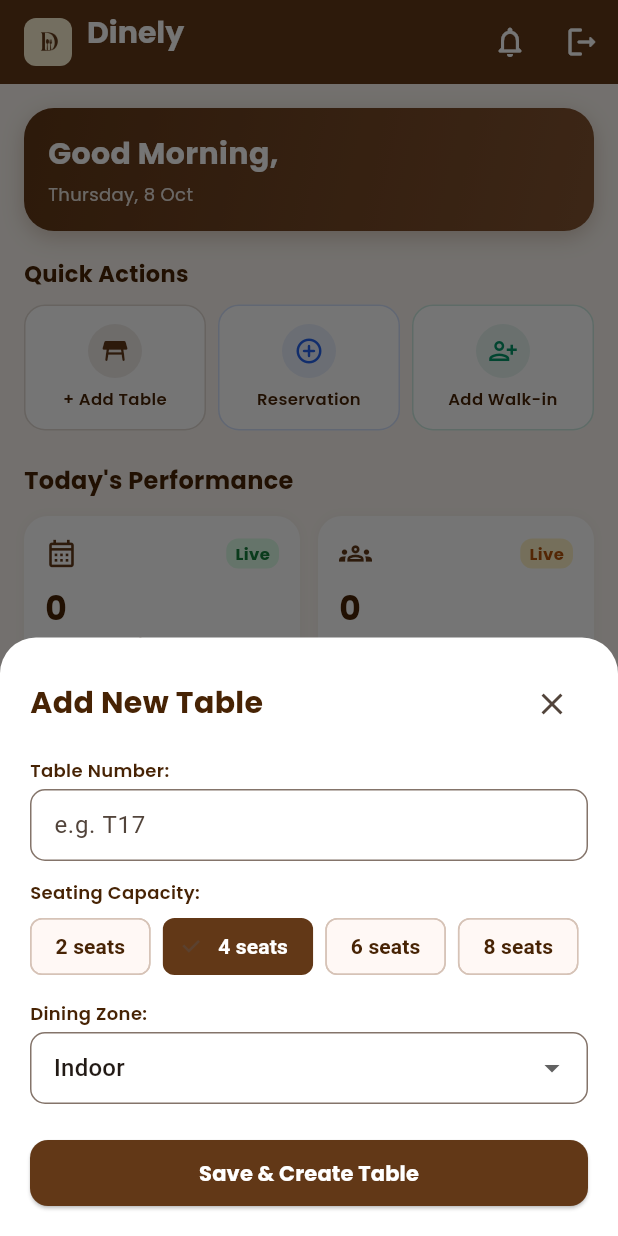
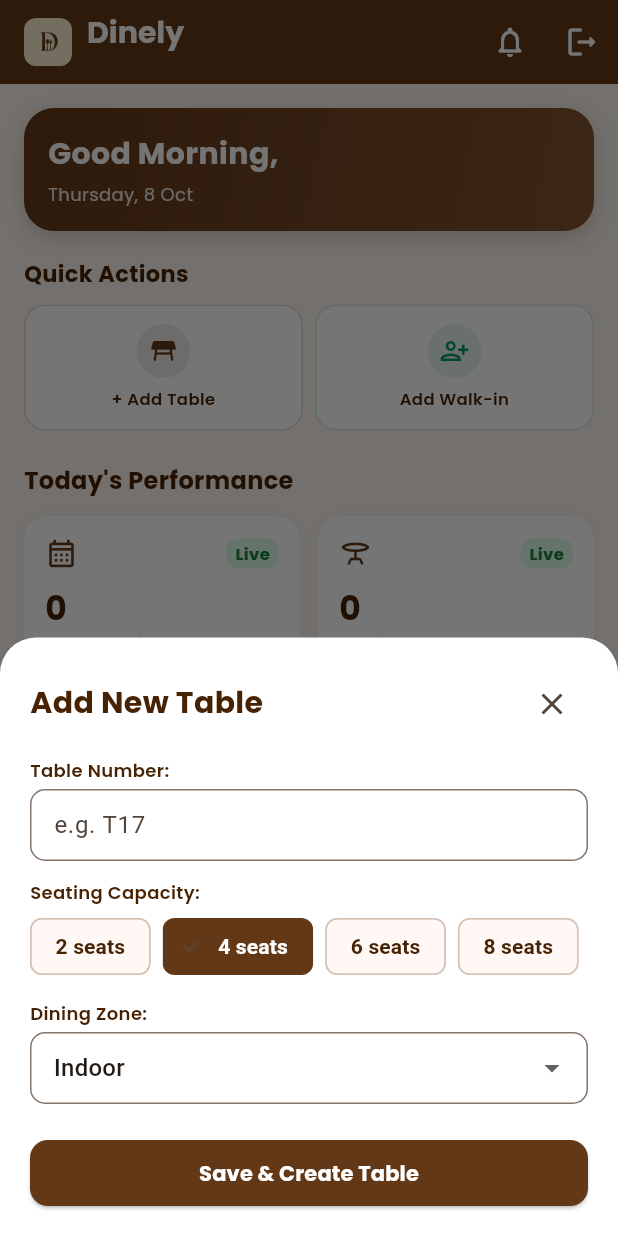
Before and after one commit to Malithi08/Dinely, a Flutter app: the ManagerDashboardScreen screen opened directly, after a tap on "+ Add Table", on a phone screen of 412 x 824 dp. Run offline on Flutter 3.47's test engine with Material 3 defaults, Android fonts, the phone set to English and light mode, and no system bars; our stand-ins replace cloud_firestore, firebase_auth, firebase_core, font_awesome_flutter, google_fonts; accounts and stored records are empty.

Commit message:
feat: update some ui features

```diff
--- a/lib/screens/manager_dashboard.dart
+++ b/lib/screens/manager_dashboard.dart
@@ -6,7 +6,6 @@ import '../theme/app_colors.dart';
 import '../services/manager_restaurant_service.dart';
 import 'manager_overview_screen.dart';
 import 'manager_tables_screen.dart';
-import 'manager_queue_screen.dart';
 import 'manager_reservations_screen.dart';
 import 'manager_walkins_screen.dart';
 
@@ -368,7 +367,7 @@ class _ManagerDashboardScreenState extends State<ManagerDashboardScreen> {
 
                           if (!mounted) return;
                           Navigator.pop(stCtx);
-                          setState(() => _currentIndex = 4); // Navigate to walkins tab
+                          setState(() => _currentIndex = 3); // Navigate to walkins tab
 
                           ScaffoldMessenger.of(context).showSnackBar(
                             const SnackBar(
@@ -761,10 +760,6 @@ class _ManagerDashboardScreenState extends State<ManagerDashboardScreen> {
                   onShowDetails: _showTableDetailsModal,
                   onAddTable: () => _showAddTableModal(16),
                 ),
-                ManagerQueueScreen(
-                  restaurantId: _restaurantId,
-                  onAddGuest: _showQuickActionModal,
-                ),
                 ManagerReservationsScreen(
                   restaurantId: _restaurantId,
                 ),
@@ -805,10 +800,6 @@ class _ManagerDashboardScreenState extends State<ManagerDashboardScreen> {
               label: 'Tables',
             ),
             BottomNavigationBarItem(
-              icon: Icon(Icons.groups_rounded),
-              label: 'Queue',
-            ),
-            BottomNavigationBarItem(
               icon: Icon(Icons.calendar_today_rounded),
               label: 'Reservations',
             ),
--- a/lib/screens/manager_overview_screen.dart
+++ b/lib/screens/manager_overview_screen.dart
@@ -51,14 +51,10 @@ class ManagerOverviewScreen extends StatelessWidget {
       stream: restaurantService.streamTables(restaurantId),
       builder: (context, tablesSnapshot) {
         return StreamBuilder<List<Map<String, dynamic>>>(
-          stream: restaurantService.streamQueue(restaurantId),
-          builder: (context, queueSnapshot) {
-            return StreamBuilder<List<Map<String, dynamic>>>(
-              stream: restaurantService.streamWalkins(restaurantId),
-              builder: (context, walkinsSnapshot) {
-                final tables = tablesSnapshot.data ?? [];
-                final queue = queueSnapshot.data ?? [];
-                final walkins = walkinsSnapshot.data ?? [];
+          stream: restaurantService.streamWalkins(restaurantId),
+          builder: (context, walkinsSnapshot) {
+            final tables = tablesSnapshot.data ?? [];
+            final walkins = walkinsSnapshot.data ?? [];
 
                 final totalTables = tables.length;
                 final walkinsWaitCount = walkins.where((w) {
@@ -136,13 +132,7 @@ class ManagerOverviewScreen extends StatelessWidget {
                         color: AppColors.primary,
                         onTap: () => onQuickAction('Add Table'),
                       ),
-                      const SizedBox(width: 8),
-                      _buildQuickActionButton(
-                        icon: Icons.add_circle_outline_rounded,
-                        label: 'Reservation',
-                        color: const Color(0xFF2563EB),
-                        onTap: () => onQuickAction('Add New Reservation'),
-                      ),
+
                       const SizedBox(width: 8),
                       _buildQuickActionButton(
                         icon: Icons.person_add_alt_1_outlined,
@@ -175,13 +165,13 @@ class ManagerOverviewScreen extends StatelessWidget {
                       const SizedBox(width: 12),
                       Expanded(
                         child: _buildMetricCard(
-                          icon: Icons.groups_outlined,
+                          icon: Icons.table_bar_outlined,
                           badgeText: 'Live',
-                          badgeColor: const Color(0xFFFEF3C7),
-                          badgeTextColor: const Color(0xFFB45309),
-                          value: '${queue.length}',
-                          title: 'In Queue',
-                          subtitle: 'Waitlist active',
+                          badgeColor: const Color(0xFFDCFCE7),
+                          badgeTextColor: const Color(0xFF15803D),
+                          value: '$availCount',
+                          title: 'Available',
+                          subtitle: 'Ready to seat',
                         ),
                       ),
                     ],
@@ -291,14 +281,7 @@ class ManagerOverviewScreen extends StatelessWidget {
                           color: AppColors.brownWarm,
                           showDivider: true,
                         ),
-                        _buildActivityTile(
-                          icon: Icons.person_add_alt_outlined,
-                          title: 'Waitlist Stream Active',
-                          subtitle: '${queue.length} guests in Firestore queue',
-                          time: 'Live',
-                          color: const Color(0xFF2563EB),
-                          showDivider: true,
-                        ),
+
                         _buildActivityTile(
                           icon: Icons.cleaning_services_outlined,
                           title: 'Available Tables',
@@ -318,8 +301,6 @@ class ManagerOverviewScreen extends StatelessWidget {
             );
           },
         );
-      },
-    );
   }
 
   Widget _buildQuickActionButton({
--- a/lib/screens/manager_queue_screen.dart
+++ /dev/null
@@ -1,145 +0,0 @@
-import 'package:flutter/material.dart';
-import 'package:google_fonts/google_fonts.dart';
-import '../theme/app_colors.dart';
-import '../services/manager_restaurant_service.dart';
-
-class ManagerQueueScreen extends StatefulWidget {
-  final String restaurantId;
-  final Function(String) onAddGuest;
-
-  const ManagerQueueScreen({
-    super.key,
-    required this.restaurantId,
-    required this.onAddGuest,
-  });
-
-  @override
-  State<ManagerQueueScreen> createState() => _ManagerQueueScreenState();
-}
-
-class _ManagerQueueScreenState extends State<ManagerQueueScreen> {
-  final ManagerRestaurantService _restaurantService = ManagerRestaurantService();
-
-  @override
-  Widget build(BuildContext context) {
-    return StreamBuilder<List<Map<String, dynamic>>>(
-      stream: _restaurantService.streamQueue(widget.restaurantId),
-      builder: (context, snapshot) {
-        if (snapshot.connectionState == ConnectionState.waiting && !snapshot.hasData) {
-          return const Center(child: CircularProgressIndicator(color: AppColors.primary));
-        }
-
-        final queueItems = snapshot.data ?? [];
-
-        return ListView(
-          padding: const EdgeInsets.all(16),
-          physics: const BouncingScrollPhysics(),
-          children: [
-            Row(
-              mainAxisAlignment: MainAxisAlignment.spaceBetween,
-              children: [
-                Column(
-                  crossAxisAlignment: CrossAxisAlignment.start,
-                  children: [
-                    Text('Waitlist Queue', style: GoogleFonts.poppins(fontSize: 22, fontWeight: FontWeight.bold, color: AppColors.brownDeep)),
-                    Text('${queueItems.length} groups currently waiting', style: GoogleFonts.poppins(color: AppColors.brownMuted, fontSize: 13)),
-                  ],
-                ),
-                ElevatedButton.icon(
-                  onPressed: () => widget.onAddGuest('Add Waitlist Guest'),
-                  style: ElevatedButton.styleFrom(
-                    backgroundColor: AppColors.primary,
-                    shape: RoundedRectangleBorder(borderRadius: BorderRadius.circular(12)),
-                  ),
-                  icon: const Icon(Icons.add, size: 18, color: Colors.white),
-                  label: Text('Add Guest', style: GoogleFonts.poppins(color: Colors.white, fontWeight: FontWeight.w600, fontSize: 13)),
-                ),
-              ],
-            ),
-            const SizedBox(height: 16),
-
-            if (queueItems.isEmpty)
-              Padding(
-                padding: const EdgeInsets.only(top: 40),
-                child: Center(
-                  child: Text('No guests currently in waitlist queue', style: GoogleFonts.poppins(color: AppColors.brownMuted)),
-                ),
-              )
-            else
-              ...queueItems.map((item) => _buildQueueCard(item)),
-          ],
-        );
-      },
-    );
-  }
-
-  Widget _buildQueueCard(Map<String, dynamic> item) {
-    return Card(
-      margin: const EdgeInsets.only(bottom: 12),
-      shape: RoundedRectangleBorder(borderRadius: BorderRadius.circular(16)),
-      elevation: 0,
-      color: Colors.white,
-      child: Padding(
-        padding: const EdgeInsets.all(14),
-        child: Row(
-          children: [
-            Container(
-              width: 44,
-              height: 44,
-              decoration: BoxDecoration(
-                color: AppColors.cream,
-                borderRadius: BorderRadius.circular(12),
-              ),
-              alignment: Alignment.center,
-              child: Text(
-                item['qId'] ?? 'Q-00',
-                style: GoogleFonts.poppins(fontWeight: FontWeight.bold, color: AppColors.primary, fontSize: 14),
-              ),
-            ),
-            const SizedBox(width: 12),
-            Expanded(
-              child: Column(
-                crossAxisAlignment: CrossAxisAlignment.start,
-                children: [
-                  Text(
-                    item['name'] ?? 'Guest',
-                    style: GoogleFonts.poppins(fontWeight: FontWeight.bold, fontSize: 15, color: AppColors.brownDeep),
-                  ),
-                  Text(
-                    'Party of ${item['party']} • Quoted: ${item['quoted']}',
-                    style: GoogleFonts.poppins(color: AppColors.brownMuted, fontSize: 12),
-                  ),
-                ],
-              ),
-            ),
-            Column(
-              crossAxisAlignment: CrossAxisAlignment.end,
-              children: [
-                ElevatedButton(
-                  onPressed: () async {
-                    await _restaurantService.updateQueueStatus(widget.restaurantId, item['docId'], 'Seated');
-                    if (!mounted) return;
-                    ScaffoldMessenger.of(context).showSnackBar(
-                      SnackBar(content: Text('${item['name']} seated and removed from waitlist!'), behavior: SnackBarBehavior.floating),
-                    );
-                  },
-                  style: ElevatedButton.styleFrom(
-                    backgroundColor: AppColors.brownWarm,
-                    shape: RoundedRectangleBorder(borderRadius: BorderRadius.circular(8)),
-                    padding: const EdgeInsets.symmetric(horizontal: 14, vertical: 6),
-                  ),
-                  child: Text('Seat Now', style: GoogleFonts.poppins(color: Colors.white, fontSize: 12, fontWeight: FontWeight.bold)),
-                ),
-                const SizedBox(height: 4),
-                Text(
-                  item['status'] ?? 'Waiting',
-                  style: GoogleFonts.poppins(fontSize: 10, color: AppColors.brownMuted),
-                ),
-              ],
-            ),
-          ],
-        ),
-      ),
-    );
-  }
-}
```
Also changed, not shown: lib/screens/manager_walkins_screen.dart (+48 -3 lines), lib/services/manager_restaurant_service.dart (+10 -0 lines).
